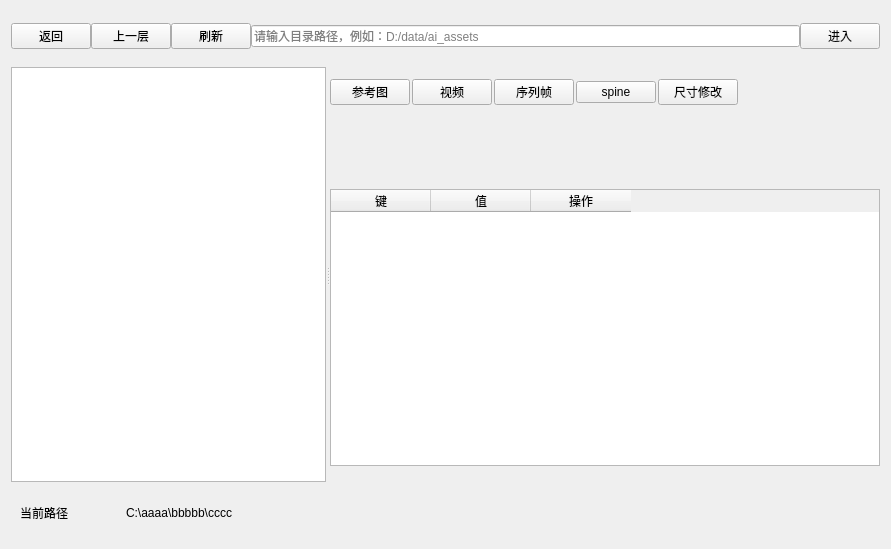
Before: the Qt Designer form MuseLog/ui/tab_explorer.ui in super999/MetaStoryBoard, drawn with Qt 5.
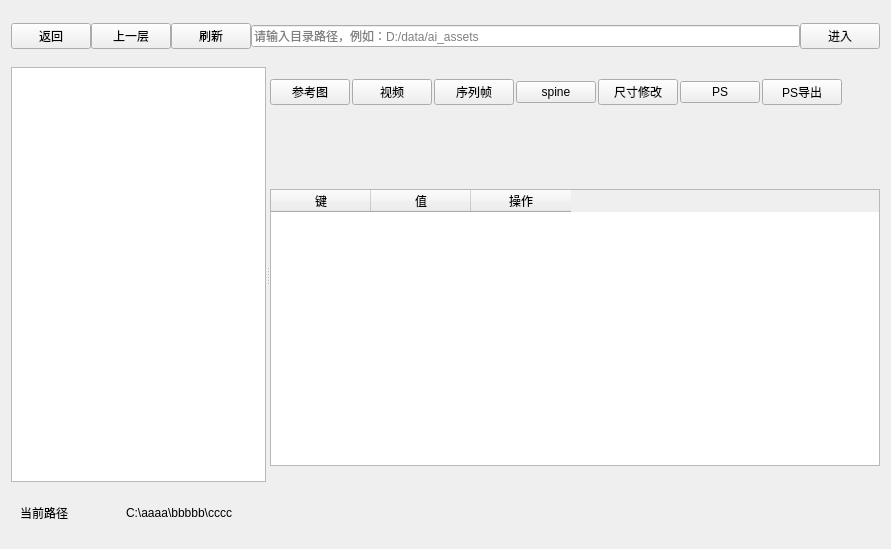
After: the same form once the commit is applied.

```diff
--- a/MuseLog/ui/tab_explorer.ui
+++ b/MuseLog/ui/tab_explorer.ui
@@ -188,6 +188,20 @@
                </property>
               </widget>
              </item>
+             <item>
+              <widget class="QPushButton" name="btnPS">
+               <property name="text">
+                <string>PS</string>
+               </property>
+              </widget>
+             </item>
+             <item>
+              <widget class="QPushButton" name="btnPsOuput">
+               <property name="text">
+                <string>PS导出</string>
+               </property>
+              </widget>
+             </item>
              <item>
               <spacer name="horizontalSpacer">
                <property name="orientation">
```
